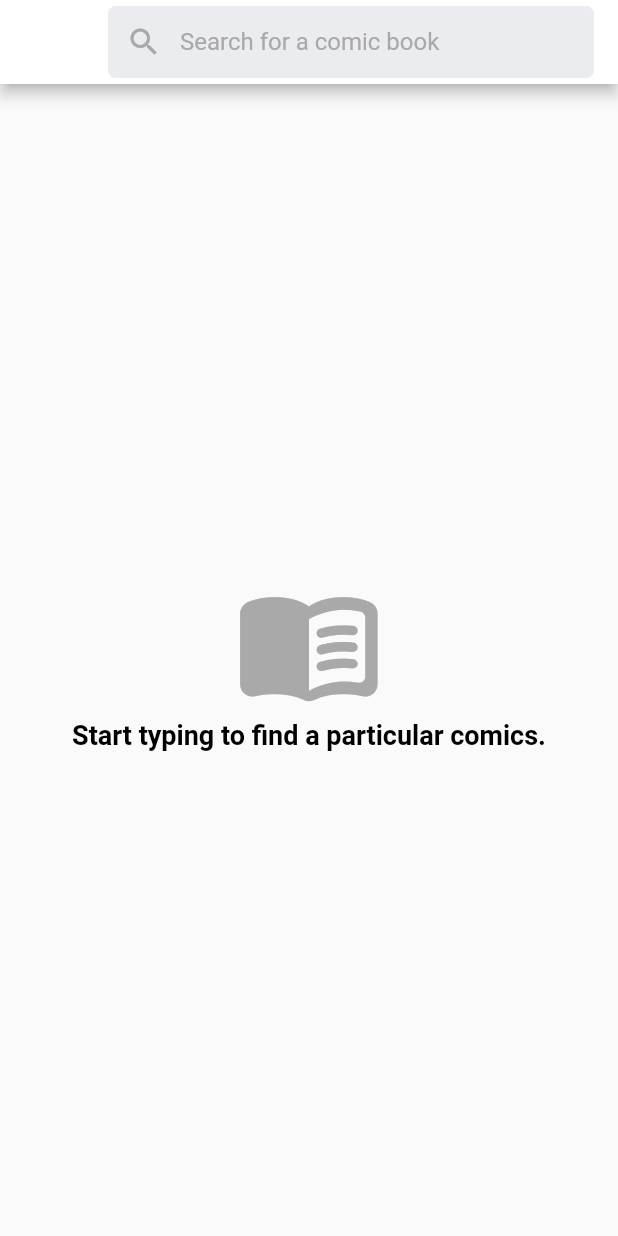
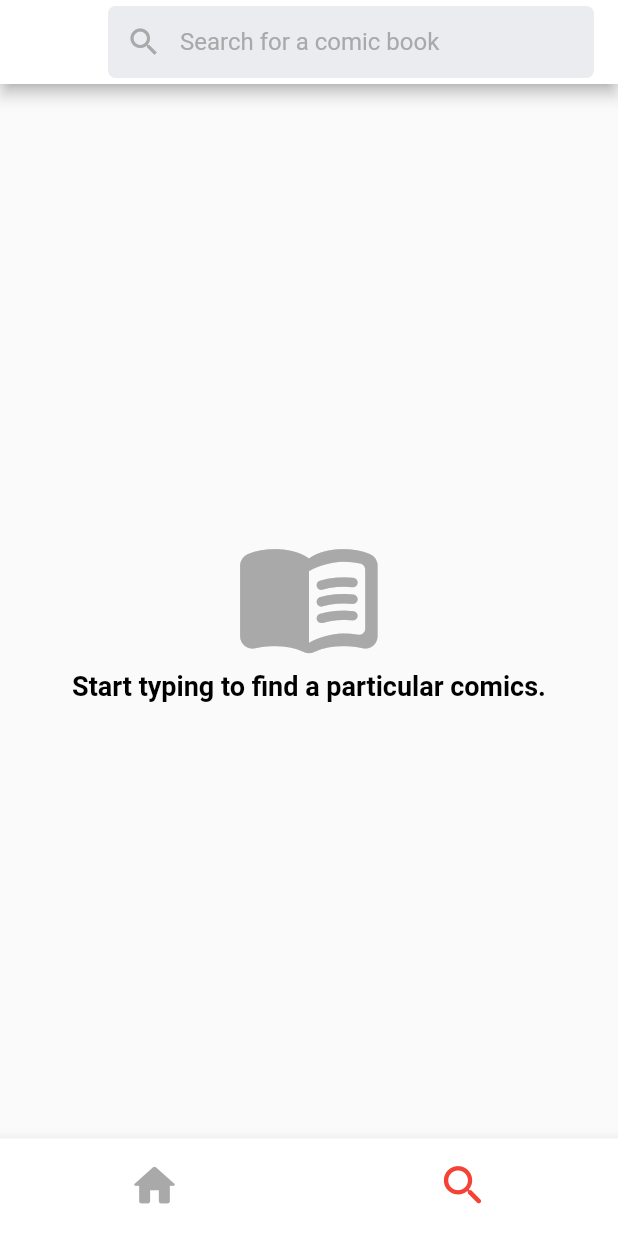
Before and after one commit to MichalLinde/MarvelComicsApp-Flutter, a Flutter app: the SearchPage screen opened by its route, on a phone screen of 412 x 824 dp. Run offline on Flutter 3.47's test engine with Material 2 defaults, Android fonts, the phone set to English and light mode, and no system bars; our stand-ins replace dio, equatable, flutter_bloc, flutter_modular, retrofit; generated files the repository leaves out were written again; network calls fail.

Commit message:
adds bottom navigation bar

```diff
--- a/lib/features/home_screen/search_page.dart
+++ b/lib/features/home_screen/search_page.dart
@@ -2,6 +2,7 @@ import 'package:flutter/material.dart';
 import 'package:flutter_bloc/flutter_bloc.dart';
 import 'package:flutter_modular/flutter_modular.dart';
 import 'package:marvel_app/features/home_screen/cubits/search_cubit/search_cubit.dart';
+import 'package:marvel_app/features/home_screen/widgets/bottom_nav_bar.dart';
 import 'package:marvel_app/features/home_screen/widgets/list_item_widget.dart';
 import 'package:marvel_app/features/home_screen/widgets/loading_widget.dart';
 import 'package:marvel_app/resources/custom_colors.dart';
@@ -84,13 +85,14 @@ class _SearchPageState extends State<SearchPage> {
         padding: const EdgeInsets.all(SearchPageDimens.aroundListPadding),
         child: _buildSearchList(),
       ),
+      bottomNavigationBar: BottomNavBar(currentIndex: 1,),
     );
   }
 
 
   Widget _buildSearchList(){
-    return BlocProvider(
-      create: (_) => searchCubit,
+    return BlocProvider.value(
+      value: searchCubit,
       child: BlocListener<SearchCubit, SearchState>(
         listener: (context, state){
           if (state is SearchError){
--- /dev/null
+++ b/lib/features/home_screen/widgets/bottom_nav_bar.dart
@@ -0,0 +1,43 @@
+import 'package:flutter/material.dart';
+import 'package:flutter_modular/flutter_modular.dart';
+
+import '../../../resources/custom_colors.dart';
+
+class BottomNavBar extends StatelessWidget{
+
+  int currentIndex;
+  BottomNavBar({required this.currentIndex});
+
+  @override
+  Widget build(BuildContext context){
+    return BottomNavigationBar(
+      type: BottomNavigationBarType.fixed,
+      currentIndex: currentIndex,
+      backgroundColor: Colors.white,
+      selectedItemColor: Colors.red,
+      unselectedItemColor: CustomColors.regularGrey,
+      showSelectedLabels: false,
+      showUnselectedLabels: false,
+      iconSize: 35.0,
+      onTap: (index) => bottomNavigationOnTap(index),
+      items: const <BottomNavigationBarItem>[
+        BottomNavigationBarItem(
+          icon: Icon(Icons.home_rounded),
+          label: "Home",
+        ),
+        BottomNavigationBarItem(
+          icon: Icon(Icons.search_rounded),
+          label: "Search",
+        ),
+      ],
+    );
+  }
+
+  void bottomNavigationOnTap(int index){
+    if (index == 1){
+      Modular.to.navigate("/search");
+    } else if(index == 0){
+      Modular.to.navigate("/");
+    }
+  }
+}
```
Also changed, not shown: lib/features/home_screen/cubits/home_cubit/home_cubit.dart (+8 -6 lines), lib/features/home_screen/home_module.dart (+4 -4 lines), lib/features/home_screen/home_page.dart (+5 -3 lines).
